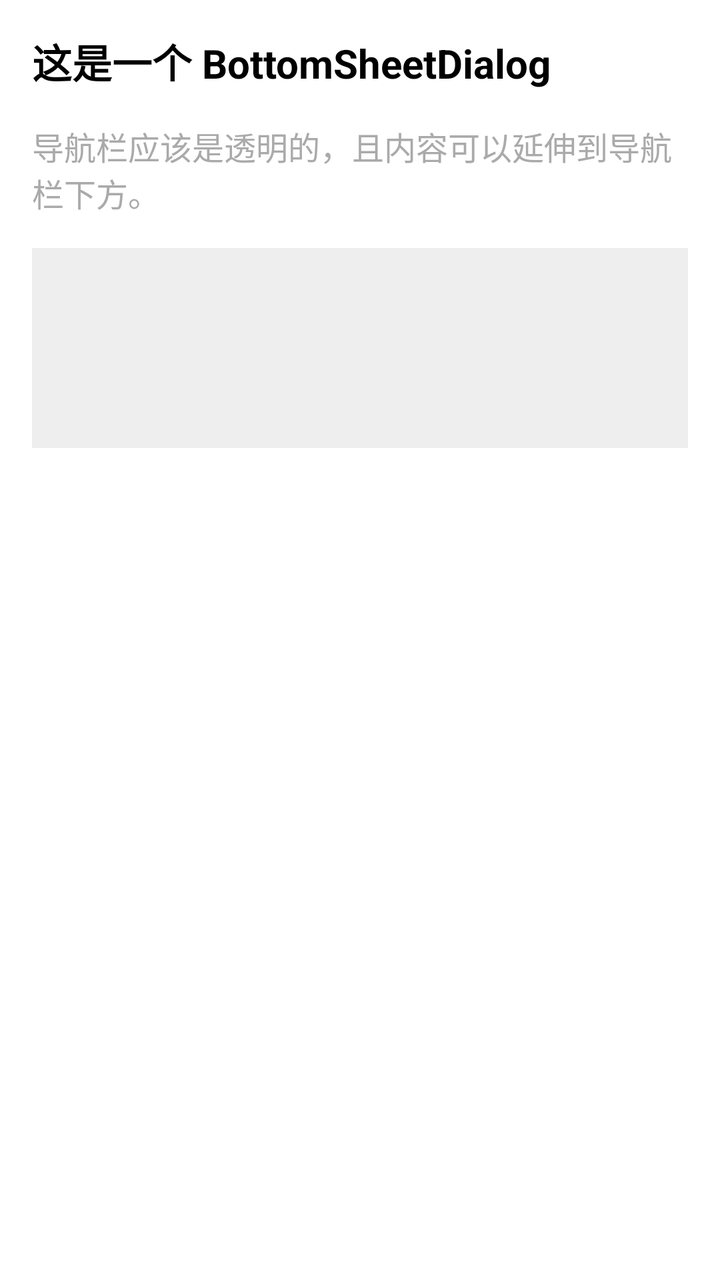
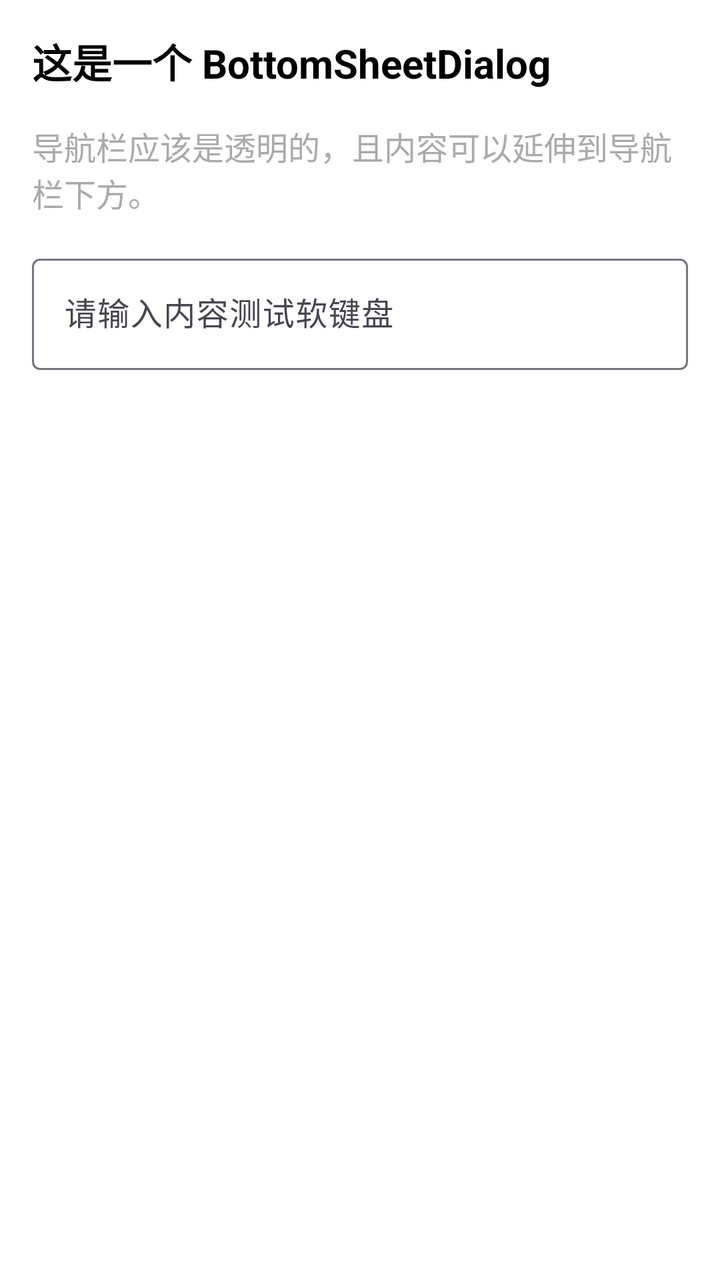

Before-and-after screenshots of an Android layout around one commit, followed by the original layout XML and the change that was made.
<!-- AndroidManifest.xml: application theme Theme.App -->
<!-- res/layout/dialog_bottom_sheet.xml -->
<?xml version="1.0" encoding="utf-8"?>
<LinearLayout xmlns:android="http://schemas.android.com/apk/res/android"
    android:layout_width="match_parent"
    android:layout_height="wrap_content"
    android:orientation="vertical"
    android:padding="16dp"
    android:background="@android:color/white">

    <TextView
        android:layout_width="match_parent"
        android:layout_height="wrap_content"
        android:text="这是一个 BottomSheetDialog"
        android:textColor="@android:color/black"
        android:textSize="20sp"
        android:textStyle="bold" />

    <TextView
        android:layout_width="match_parent"
        android:layout_height="wrap_content"
        android:layout_marginTop="16dp"
        android:text="导航栏应该是透明的，且内容可以延伸到导航栏下方。"
        android:textColor="@android:color/darker_gray"
        android:textSize="16sp" />

    <View
        android:layout_width="match_parent"
        android:layout_height="100dp"
        android:background="#EEEEEE"
        android:layout_marginTop="16dp"/>
    
    <View
        android:layout_width="match_parent"
        android:layout_height="20dp"/>

</LinearLayout>
<!-- resources referenced by this layout -->
<resources>
  <style name="Theme.App" parent="Theme.Material3.DayNight.NoActionBar">
          
          <item name="colorPrimary">@color/blue_700</item>
          <item name="colorOnPrimary">@color/white</item>
          
          <item name="colorSecondary">@color/teal_200</item>
          <item name="colorOnSecondary">@color/black</item>
          <item name="android:statusBarColor">@android:color/white</item>
          <item name="android:navigationBarColor">@android:color/white</item>
      </style>
  <color name="blue_700">#1976D2</color>
  <color name="white">#FFFFFFFF</color>
  <color name="teal_200">#FF03DAC5</color>
  <color name="black">#FF000000</color>
</resources>

<!-- the commit's change to res/layout/dialog_bottom_sheet.xml (unified diff, before → after) -->
@@ -22,14 +22,24 @@
         android:textColor="@android:color/darker_gray"
         android:textSize="16sp" />
 
+    <com.google.android.material.textfield.TextInputLayout
+        android:layout_width="match_parent"
+        android:layout_height="wrap_content"
+        android:layout_marginTop="16dp"
+        android:hint="请输入内容测试软键盘">
+
+        <com.google.android.material.textfield.TextInputEditText
+            android:id="@+id/et_bottom_sheet_input"
+            android:layout_width="match_parent"
+            android:layout_height="wrap_content"
+            android:imeOptions="actionDone"
+            android:inputType="text"
+            android:maxLines="1" />
+
+    </com.google.android.material.textfield.TextInputLayout>
+
     <View
         android:layout_width="match_parent"
-        android:layout_height="100dp"
-        android:background="#EEEEEE"
-        android:layout_marginTop="16dp"/>
-    
-    <View
-        android:layout_width="match_parent"
-        android:layout_height="20dp"/>
+        android:layout_height="20dp" />
 
 </LinearLayout>
